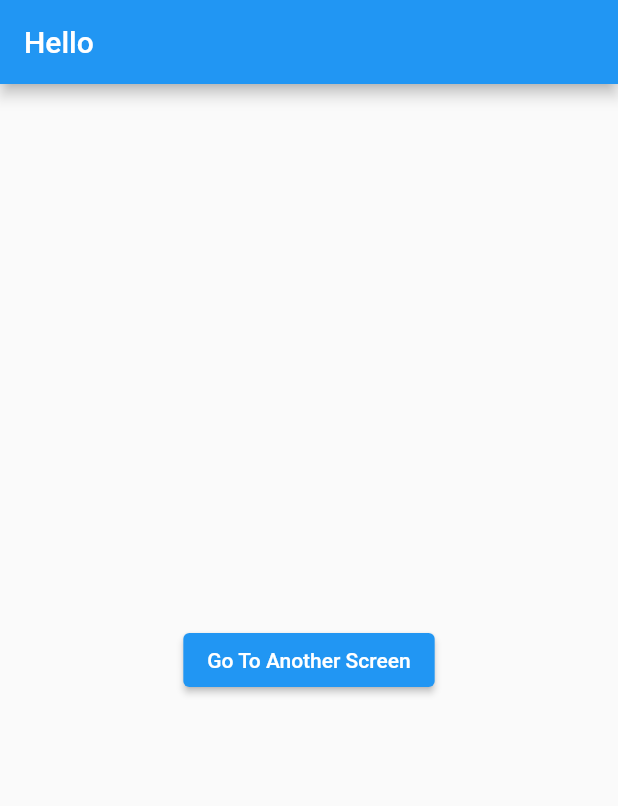
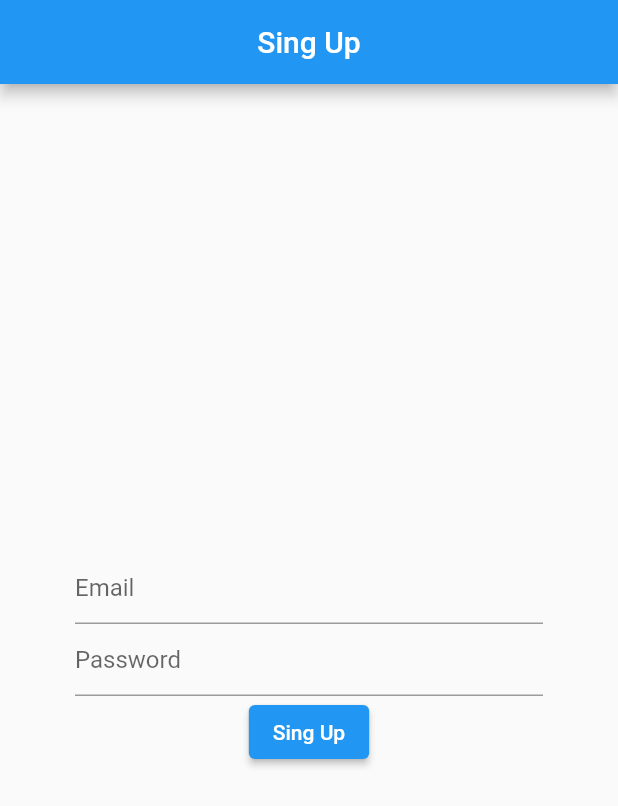
Before and after one commit to abdullah0707/Flutter-Form, a Flutter app: the screen it shows after launch, on a phone screen of 412 x 824 dp. Shown: the top 806 px of the screen. Run offline on Flutter 3.47's test engine with Material 2 defaults, Android fonts, the phone set to English and light mode, and no system bars; our stand-ins replace shared_preferences.

Commit message:
-M "create SingUp and save data user"

```diff
--- a/lib/main.dart
+++ b/lib/main.dart
@@ -1,8 +1,16 @@
 import 'package:flutter/material.dart';
 import 'package:shared_preferences/shared_preferences.dart';
-import 'another.dart';
+import 'sign.dart';
 
-void main(List<String> args) => runApp(const MyApp());
+Future<void> main(List<String> args) async {
+  WidgetsFlutterBinding.ensureInitialized();
+
+  SharedPreferences _prefs = await SharedPreferences.getInstance();
+  var email = _prefs.getString("email");
+  var password = _prefs.getString("password");
+
+  runApp(email != null && password != null ? const MyApp() : const Sing());
+}
 
 class MyApp extends StatelessWidget {
   const MyApp({super.key});
@@ -25,38 +33,14 @@ class MyHomePage extends StatefulWidget {
 
 class _MyHomePageState extends State<MyHomePage> {
   @override
-  void initState() {
-    super.initState();
-    setData();
-  }
-
-  @override
   Widget build(BuildContext context) {
     return Scaffold(
       appBar: AppBar(
         title: const Text("Hello"),
       ),
-      body: Center(
-        child: Column(
-          mainAxisAlignment: MainAxisAlignment.center,
-          children: [
-            ElevatedButton(
-              onPressed: () => Navigator.of(context)
-                  .push(MaterialPageRoute(builder: (_) => const Another())),
-              child: const Text('Go To Another Screen'),
-            )
-          ],
-        ),
+      body: const Center(
+        child: Text("Home page"),
       ),
     );
   }
-
-  setData() async {
-    SharedPreferences _pref = await SharedPreferences.getInstance();
-    _pref.setString("name", "Abdullah");
-    _pref.setInt("age", 30);
-    _pref.setDouble("height", 179.5);
-    _pref.setBool("developer", true);
-    _pref.setStringList("skills", ["Dart", "Flutter"]);
-  }
 }
--- /dev/null
+++ b/lib/main_test_set_data.dart
@@ -0,0 +1,62 @@
+import 'package:flutter/material.dart';
+import 'package:shared_preferences/shared_preferences.dart';
+import 'another.dart';
+
+void main(List<String> args) => runApp(const MyApp());
+
+class MyApp extends StatelessWidget {
+  const MyApp({super.key});
+
+  @override
+  Widget build(BuildContext context) {
+    return const MaterialApp(
+      debugShowCheckedModeBanner: false,
+      home: MyHomePage(),
+    );
+  }
+}
+
+class MyHomePage extends StatefulWidget {
+  const MyHomePage({super.key});
+
+  @override
+  State<MyHomePage> createState() => _MyHomePageState();
+}
+
+class _MyHomePageState extends State<MyHomePage> {
+  @override
+  void initState() {
+    super.initState();
+    setData();
+  }
+
+  @override
+  Widget build(BuildContext context) {
+    return Scaffold(
+      appBar: AppBar(
+        title: const Text("Hello"),
+      ),
+      body: Center(
+        child: Column(
+          mainAxisAlignment: MainAxisAlignment.center,
+          children: [
+            ElevatedButton(
+              onPressed: () => Navigator.of(context)
+                  .push(MaterialPageRoute(builder: (_) => const Another())),
+              child: const Text('Go To Another Screen'),
+            )
+          ],
+        ),
+      ),
+    );
+  }
+
+  setData() async {
+    SharedPreferences _pref = await SharedPreferences.getInstance();
+    _pref.setString("name", "Abdullah");
+    _pref.setInt("age", 30);
+    _pref.setDouble("height", 179.5);
+    _pref.setBool("developer", true);
+    _pref.setStringList("skills", ["Dart", "Flutter"]);
+  }
+}
--- /dev/null
+++ b/lib/sign.dart
@@ -0,0 +1,66 @@
+import 'package:flutter/material.dart';
+import 'main.dart';
+import 'package:shared_preferences/shared_preferences.dart';
+
+class Sing extends StatefulWidget {
+  const Sing({super.key});
+
+  @override
+  State<StatefulWidget> createState() => _SingState();
+}
+
+class _SingState extends State<Sing> {
+  final _emailController = TextEditingController();
+
+  final _passwordController = TextEditingController();
+
+  @override
+  Widget build(BuildContext context) {
+    return MaterialApp(
+      debugShowCheckedModeBanner: false,
+      home: Scaffold(
+        appBar: AppBar(
+          title: const Text("Sing Up"),
+          centerTitle: true,
+        ),
+        body: Container(
+          padding: const EdgeInsets.all(50),
+          child: Column(
+            mainAxisAlignment: MainAxisAlignment.center,
+            children: [
+              TextField(
+                decoration: const InputDecoration(hintText: "Email"),
+                controller: _emailController,
+              ),
+              TextField(
+                decoration: const InputDecoration(hintText: "Password"),
+                controller: _passwordController,
+              ),
+              Builder(
+                builder: (ctx) => ElevatedButton(
+                  onPressed: () async {
+                    SharedPreferences _prefs =
+                        await SharedPreferences.getInstance();
+                    _prefs.setString(
+                      "email",
+                      _emailController.text,
+                    );
+                    _prefs.setString(
+                      "password",
+                      _passwordController.text,
+                    );
+                    // print(_email);
+                    // print(_password);
+                    Navigator.of(ctx).pushReplacement(
+                        MaterialPageRoute(builder: (_) => const MyApp()));
+                  },
+                  child: const Text("Sing Up"),
+                ),
+              )
+            ],
+          ),
+        ),
+      ),
+    );
+  }
+}
```
